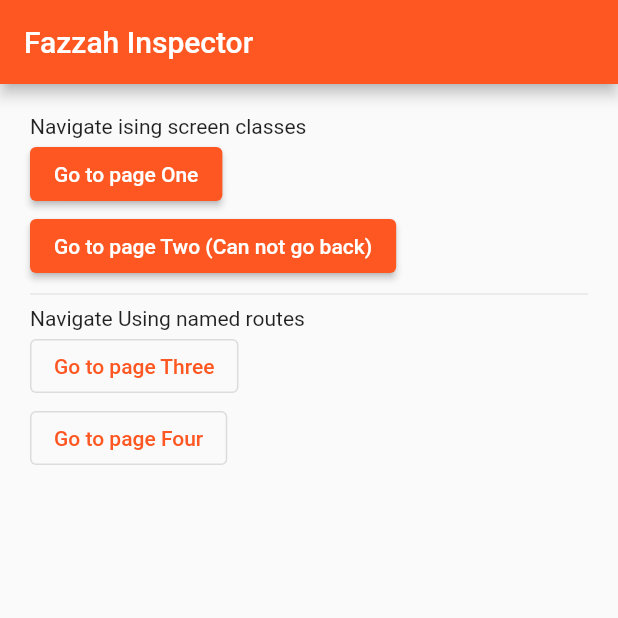
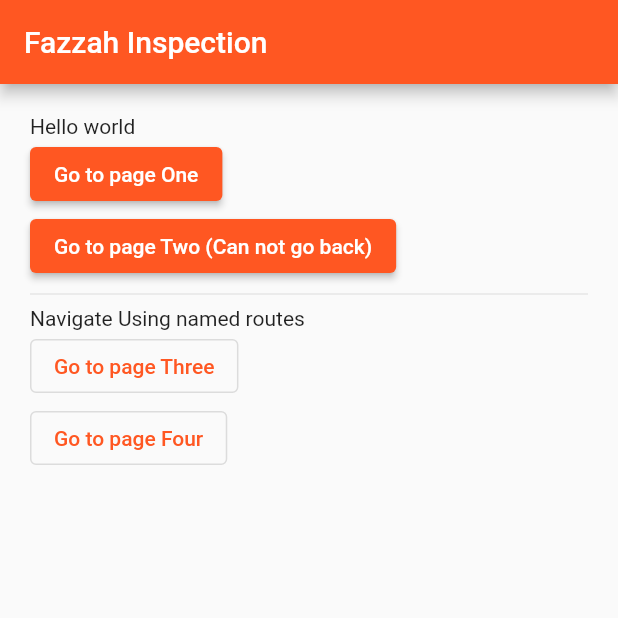
Before and after one commit to AbdulRehman111/FazzahInspection, a Flutter app: the screen it shows after launch, after a tap on "Go to page Two (Can not go back)", after a tap on "Go Home", on a phone screen of 412 x 824 dp, the top half of it. Run offline on Flutter 3.47's test engine with Material 2 defaults, Android fonts, the phone set to English and light mode, and no system bars; our stand-ins replace easy_localization, get, rounded_loading_button.

Commit message:
Multi Language Setup

```diff
--- a/lib/main.dart
+++ b/lib/main.dart
@@ -1,4 +1,6 @@
 // main.dart
+// ignore: import_of_legacy_library_into_null_safe
+import 'package:easy_localization/easy_localization.dart';
 import 'package:flutter/material.dart';
 import 'dart:math';
 import 'package:get/get.dart';
@@ -7,7 +9,13 @@ import 'pages/inidentdetails.dart';
 import 'pages/takeaction.dart';
 import 'pages/login.dart';
 void main() {
-  runApp(MyApp());
+  runApp(EasyLocalization(child: MyApp(),
+  path: "resources/langs",
+  saveLocale: true,
+  supportedLocales: [
+    Locale('en','US'),
+    Locale('ar','AR')
+  ],));
 }
 
 class MyApp extends StatelessWidget {
@@ -18,6 +26,9 @@ class MyApp extends StatelessWidget {
       debugShowCheckedModeBanner: false,
       title: 'FazzahInspection',
       theme: ThemeData(primarySwatch: Colors.deepOrange),
+      localizationsDelegates: context.localizationDelegates,
+      supportedLocales: context.supportedLocales,
+      locale: context.locale,
       home: HomePage(),
       getPages: [
         GetPage(name: '/page-three', page: () => TakeAction()),
@@ -34,14 +45,15 @@ class HomePage extends StatelessWidget {
   Widget build(BuildContext context) {
     return Scaffold(
       appBar: AppBar(
-        title: Text('Fazzah Inspector'),
+        title: Text('title').tr(),
       ),
       body: Padding(
         padding: const EdgeInsets.all(20),
         child: Column(
           crossAxisAlignment: CrossAxisAlignment.start,
-          children: [
-            Text('Navigate ising screen classes'),
+          children:<Widget> [
+            Text('hello').tr(),
+
             ElevatedButton(
                 onPressed: () => Get.to(Inbox(), arguments: {
                       'id': '657657657575765'
@@ -61,6 +73,7 @@ class HomePage extends StatelessWidget {
                       '/page-four/${Random().nextInt(10000)}',
                     ),
                 child: Text('Go to page Four'))
+          ,
           ],
         ),
       ),
--- a/pubspec.yaml
+++ b/pubspec.yaml
@@ -37,6 +37,7 @@ dependencies:
   # Use with the CupertinoIcons class for iOS style icons.
   cupertino_icons: ^1.0.2
   get: ^4.3.8
+  easy_localization: ^2.3.3
 
 dev_dependencies:
   flutter_test:
@@ -63,6 +64,8 @@ flutter:
   # To add assets to your application, add an assets section, like this:
   assets:
     - assets/
+    - resources/langs/ar-AR.json
+    - resources/langs/en-US.json
 
   # An image asset can refer to one or more resolution-specific "variants", see
   # https://flutter.dev/assets-and-images/#resolution-aware.
--- /dev/null
+++ b/resources/langs/ar-AR.json
@@ -0,0 +1,5 @@
+
+{
+    "title":"تفتيش فزة",
+    "hello":"مرحبا بالعالم"
+}
--- /dev/null
+++ b/resources/langs/en-US.json
@@ -0,0 +1,5 @@
+
+{
+    "title":"Fazzah Inspection",
+    "hello":"Hello world"
+}
```
Also changed, not shown: pubspec.lock.
